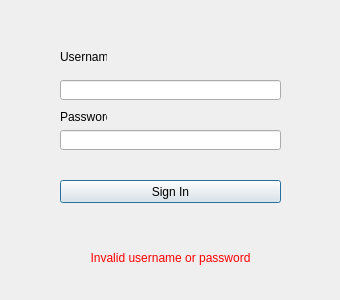
Above: LoginDialog.ui from jordynmarlow/DatabaseSystems before the change. Below: the same form after it.
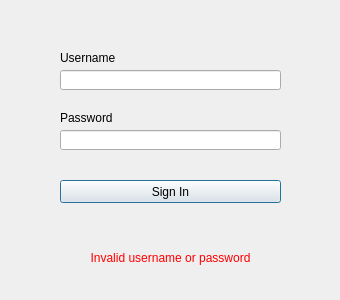
That is the form after the change.

Commit message: changed some widget sizes to fit font

```diff
--- a/LoginDialog.ui
+++ b/LoginDialog.ui
@@ -17,7 +17,7 @@
    <property name="geometry">
     <rect>
      <x>60</x>
-     <y>80</y>
+     <y>70</y>
      <width>221</width>
      <height>20</height>
     </rect>
@@ -88,8 +88,8 @@
     <rect>
      <x>60</x>
      <y>50</y>
-     <width>47</width>
-     <height>13</height>
+     <width>111</width>
+     <height>16</height>
     </rect>
    </property>
    <property name="text">
@@ -101,8 +101,8 @@
     <rect>
      <x>60</x>
      <y>110</y>
-     <width>47</width>
-     <height>13</height>
+     <width>111</width>
+     <height>16</height>
     </rect>
    </property>
    <property name="text">
```
The commit also changes 2 other files.
